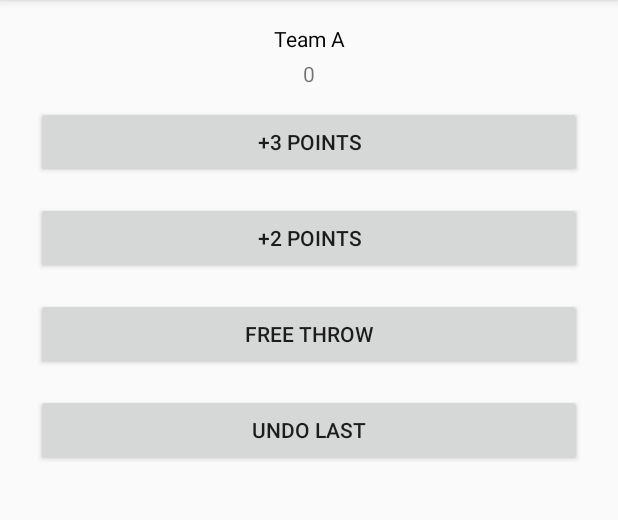
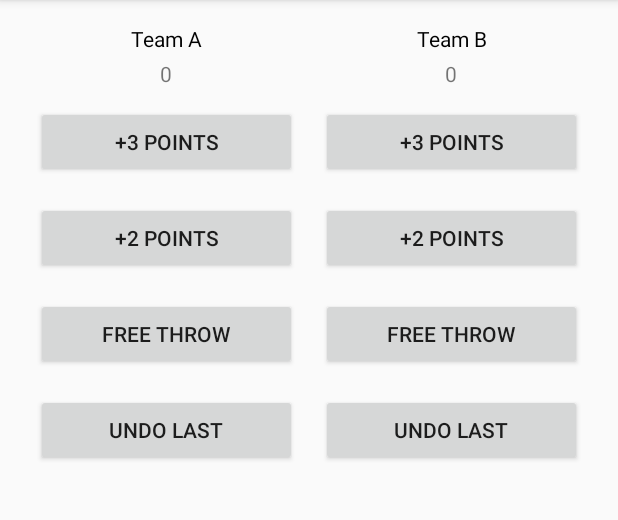
Before and after one commit to mikkamax/CourtCounter, an Android app: the screen it shows after launch (MainActivity), on a phone screen of 412 x 824 dp, the part 84-604 px from its top. Run offline under Robolectric (Android 15) with nearby library versions, the phone set to English and light mode, and no system bars.

Commit message:
Add second team score

```diff
--- a/app/src/main/res/layout/activity_main.xml
+++ b/app/src/main/res/layout/activity_main.xml
@@ -4,58 +4,110 @@
     xmlns:tools="http://schemas.android.com/tools"
     android:layout_width="match_parent"
     android:layout_height="match_parent"
+    android:layout_margin="16dp"
+    android:orientation="horizontal"
+    tools:context=".MainActivity">
+
+    <LinearLayout
+        android:layout_width="wrap_content"
+        android:layout_height="wrap_content"
         android:orientation="vertical"
-    android:layout_margin="16dp"
-    tools:context=".MainActivity">
+        android:layout_weight="1">
 
         <TextView
             android:layout_width="match_parent"
             android:layout_height="wrap_content"
-        android:text="Team A"
             android:layout_marginBottom="4dp"
             android:gravity="center_horizontal"
-        android:textColor="@android:color/black"
-        />
+            android:text="Team A"
+            android:textColor="@android:color/black" />
 
         <TextView
             android:id="@+id/team_a_score"
             android:layout_width="match_parent"
             android:layout_height="wrap_content"
-        android:text="0"
             android:layout_marginBottom="4dp"
             android:gravity="center_horizontal"
-        />
+            android:text="0" />
 
         <Button
             android:layout_width="match_parent"
             android:layout_height="wrap_content"
-        android:text="+3 points"
             android:layout_margin="8dp"
             android:onClick="Plus3TeamA"
-        />
+            android:text="+3 points" />
 
         <Button
             android:layout_width="match_parent"
             android:layout_height="wrap_content"
-        android:text="+2 points"
             android:layout_margin="8dp"
             android:onClick="Plus2TeamA"
-        />
+            android:text="+2 points" />
 
         <Button
             android:layout_width="match_parent"
             android:layout_height="wrap_content"
-        android:text="Free Throw"
             android:layout_margin="8dp"
             android:onClick="Plus1TeamA"
-        />
+            android:text="Free Throw" />
 
         <Button
             android:layout_width="match_parent"
             android:layout_height="wrap_content"
-        android:text="Undo last"
             android:layout_margin="8dp"
             android:onClick="UndoLastA"
-        />
+            android:text="Undo last" />
+    </LinearLayout>
+
+    <LinearLayout
+        android:layout_width="wrap_content"
+        android:layout_height="wrap_content"
+        android:orientation="vertical"
+        android:layout_weight="1">
+
+        <TextView
+            android:layout_width="match_parent"
+            android:layout_height="wrap_content"
+            android:layout_marginBottom="4dp"
+            android:gravity="center_horizontal"
+            android:text="Team B"
+            android:textColor="@android:color/black" />
+
+        <TextView
+            android:id="@+id/team_b_score"
+            android:layout_width="match_parent"
+            android:layout_height="wrap_content"
+            android:layout_marginBottom="4dp"
+            android:gravity="center_horizontal"
+            android:text="0" />
+
+        <Button
+            android:layout_width="match_parent"
+            android:layout_height="wrap_content"
+            android:layout_margin="8dp"
+            android:onClick="Plus3TeamB"
+            android:text="+3 points" />
+
+        <Button
+            android:layout_width="match_parent"
+            android:layout_height="wrap_content"
+            android:layout_margin="8dp"
+            android:onClick="Plus2TeamB"
+            android:text="+2 points" />
+
+        <Button
+            android:layout_width="match_parent"
+            android:layout_height="wrap_content"
+            android:layout_margin="8dp"
+            android:onClick="Plus1TeamB"
+            android:text="Free Throw" />
+
+        <Button
+            android:layout_width="match_parent"
+            android:layout_height="wrap_content"
+            android:layout_margin="8dp"
+            android:onClick="UndoLastB"
+            android:text="Undo last" />
+    </LinearLayout>
 
 </LinearLayout>
```
Also changed, not shown: app/src/main/java/com/mike/courtcounter/MainActivity.java (+39 -10 lines). Lines whose indentation alone changed are shown as unchanged.
